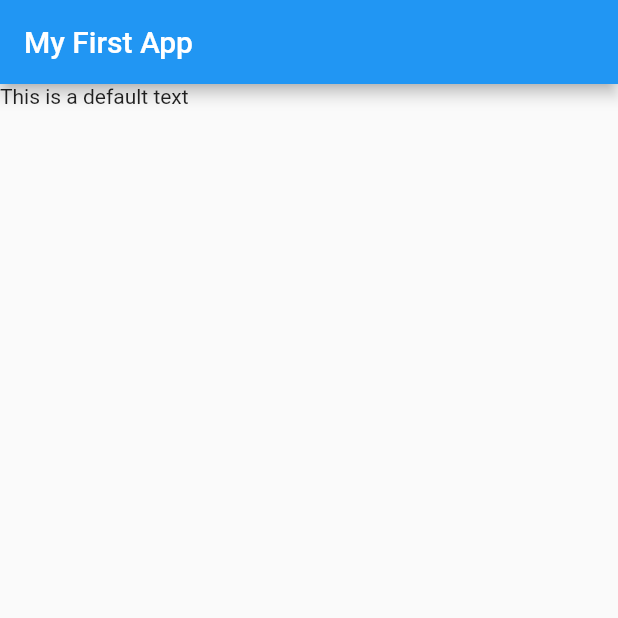
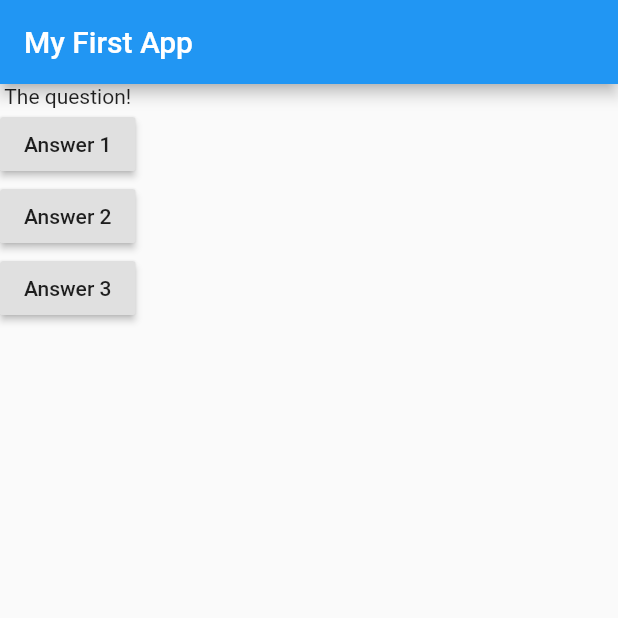
Before and after one commit to deepBn/flutter-course-quiz, a Flutter app: the screen it shows after launch, on a phone screen of 412 x 824 dp, the top half of it. Run offline on Flutter 3.47's test engine with Material 2 defaults, Android fonts, the phone set to English and light mode, and no system bars.

Commit message:
added button options

```diff
--- a/lib/main.dart
+++ b/lib/main.dart
@@ -3,14 +3,39 @@ import 'package:flutter/material.dart';
 void main() => runApp(MyApp());
 
 class MyApp extends StatelessWidget {
+  void answerQuestion() {
+    print('Question Answered!');
+  }
+
   @override
   Widget build(BuildContext context) {
+    var questions = [
+      'What is your favourite color',
+      'What is your favourite animal'
+    ];
+
     return MaterialApp(
       home: Scaffold(
         appBar: AppBar(
           title: Text('My First App'),
         ),
-        body: Text('This is a default text'),
+        body: Column(
+          children: <Widget>[
+            Text('The question!'),
+            RaisedButton(
+              onPressed: answerQuestion,
+              child: Text('Answer 1'),
+            ),
+            RaisedButton(
+              onPressed: answerQuestion,
+              child: Text('Answer 2'),
+            ),
+            RaisedButton(
+              onPressed: answerQuestion,
+              child: Text('Answer 3'),
+            ),
+          ],
+        ),
       ),
     );
   }
```
